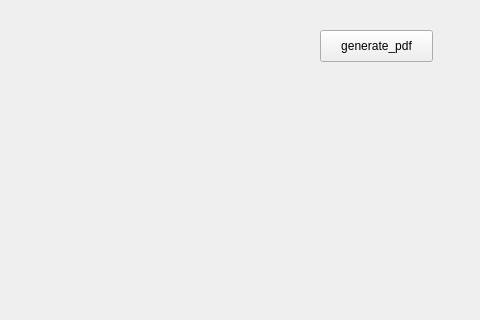
paipeng/qt-label-print, file mainwindow.ui: the form before one commit; both pictures show x 320 to 800 and y 0 to 320 of the 800 by 600 pixel window.
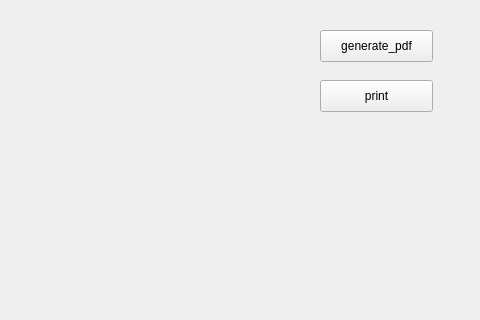
The form after the commit.

Commit message: print document to pdf file

```diff
--- a/mainwindow.ui
+++ b/mainwindow.ui
@@ -27,6 +27,19 @@
      <string>generate_pdf</string>
     </property>
    </widget>
+   <widget class="QPushButton" name="printPushButton">
+    <property name="geometry">
+     <rect>
+      <x>640</x>
+      <y>80</y>
+      <width>113</width>
+      <height>32</height>
+     </rect>
+    </property>
+    <property name="text">
+     <string>print</string>
+    </property>
+   </widget>
   </widget>
   <widget class="QMenuBar" name="menubar">
    <property name="geometry">
```
Left out of the diff: 17 changed lines with no effect on the pictures. The commit also changes 4 other files.
